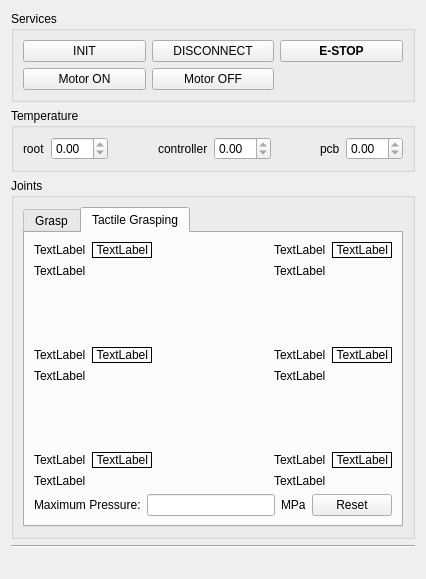
Old version of the form resource/ui/SchunkJoints.ui in the repository christian-rauch/schunk_ui.
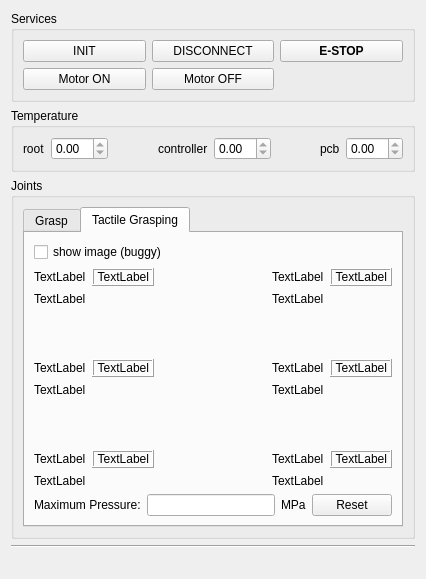
New version of the form.

Commit message: make image view optional since it is buggy at the moment

Diff of the .ui file:
```diff
--- a/resource/ui/SchunkJoints.ui
+++ b/resource/ui/SchunkJoints.ui
@@ -262,6 +262,13 @@
           <string>Tactile Grasping</string>
          </attribute>
          <layout class="QVBoxLayout" name="verticalLayout_11">
+          <item>
+           <widget class="QCheckBox" name="checkBox_show_img">
+            <property name="text">
+             <string>show image (buggy)</string>
+            </property>
+           </widget>
+          </item>
           <item>
            <layout class="QGridLayout" name="tactile_layout">
             <item row="2" column="2">
@@ -278,6 +285,9 @@
                 <property name="frameShape">
                  <enum>QFrame::Box</enum>
                 </property>
+                <property name="frameShadow">
+                 <enum>QFrame::Raised</enum>
+                </property>
                 <property name="text">
                  <string>TextLabel</string>
                 </property>
@@ -308,6 +318,9 @@
                 <property name="frameShape">
                  <enum>QFrame::Box</enum>
                 </property>
+                <property name="frameShadow">
+                 <enum>QFrame::Raised</enum>
+                </property>
                 <property name="text">
                  <string>TextLabel</string>
                 </property>
@@ -345,6 +358,9 @@
                 <property name="frameShape">
                  <enum>QFrame::Box</enum>
                 </property>
+                <property name="frameShadow">
+                 <enum>QFrame::Raised</enum>
+                </property>
                 <property name="text">
                  <string>TextLabel</string>
                 </property>
@@ -382,6 +398,9 @@
                 <property name="frameShape">
                  <enum>QFrame::Box</enum>
                 </property>
+                <property name="frameShadow">
+                 <enum>QFrame::Raised</enum>
+                </property>
                 <property name="text">
                  <string>TextLabel</string>
                 </property>
@@ -452,6 +471,9 @@
                 <property name="frameShape">
                  <enum>QFrame::Box</enum>
                 </property>
+                <property name="frameShadow">
+                 <enum>QFrame::Raised</enum>
+                </property>
                 <property name="text">
                  <string>TextLabel</string>
                 </property>
@@ -489,6 +511,9 @@
                 <property name="frameShape">
                  <enum>QFrame::Box</enum>
                 </property>
+                <property name="frameShadow">
+                 <enum>QFrame::Raised</enum>
+                </property>
                 <property name="text">
                  <string>TextLabel</string>
                 </property>
```
The commit also changes 1 other file.
